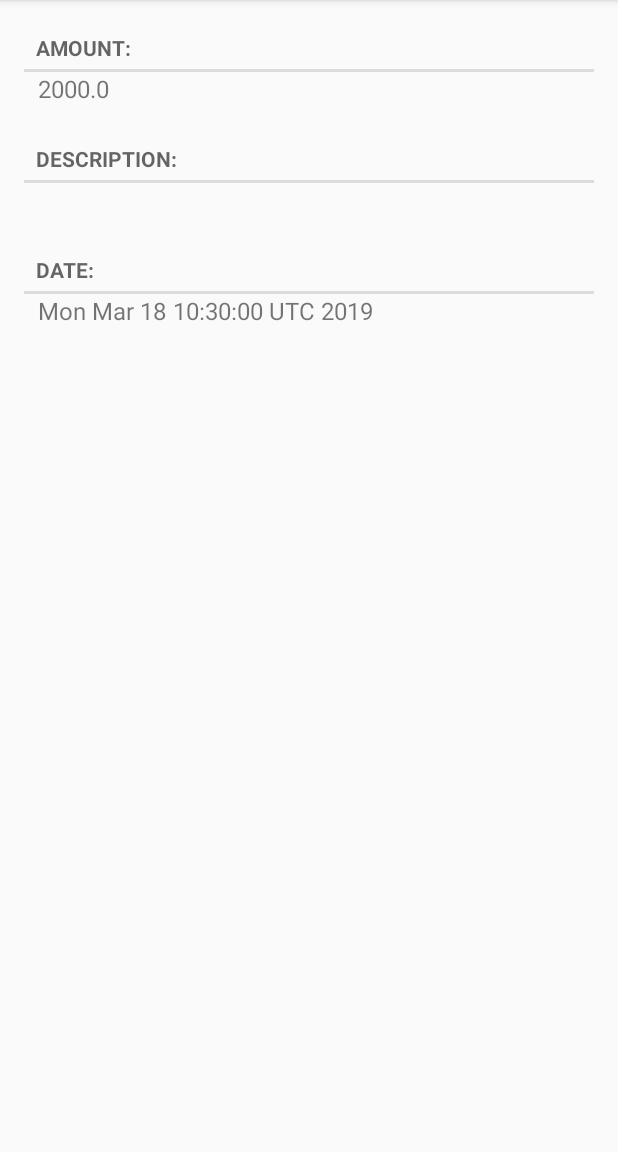
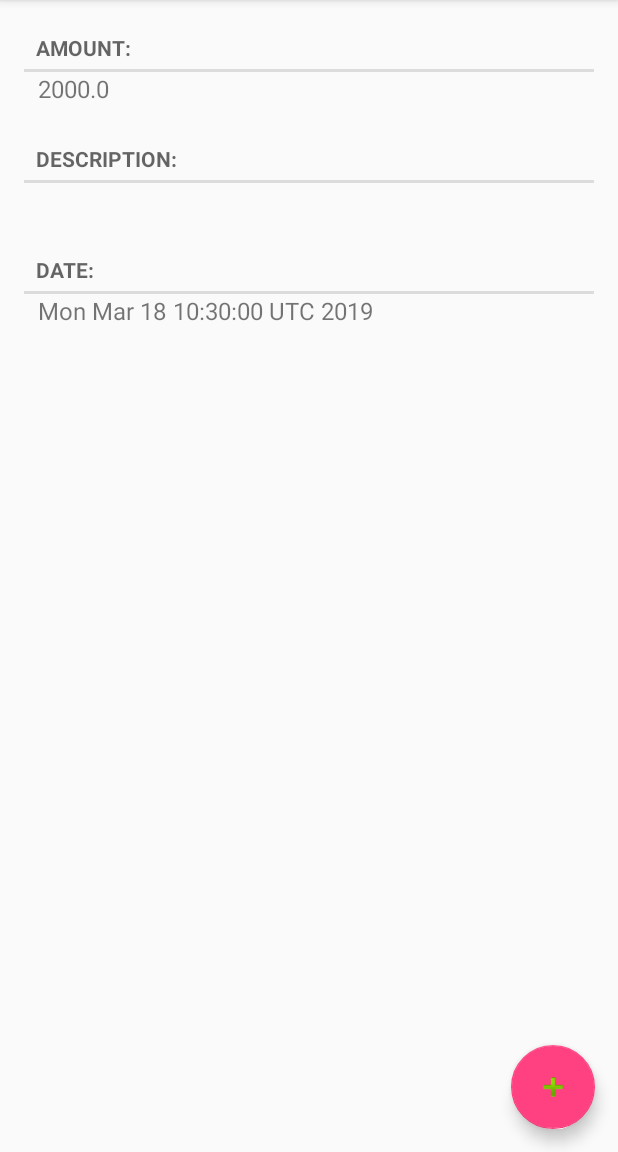
Before and after one commit to fridasnaedis/HBV601_2, an Android app: the screen it shows after launch (MainActivity), after a tap on an icon or button, on a phone screen of 412 x 824 dp, the part 84-1236 px from its top. Run offline under Robolectric (Android 15) with nearby library versions, the phone set to English and light mode, and no system bars.

Commit message:
Add form to create new transaction

```diff
--- a/app/build.gradle
+++ b/app/build.gradle
@@ -35,4 +35,7 @@ dependencies {
     implementation 'com.android.volley:volley:1.1.1'
     implementation 'com.squareup.okhttp3:okhttp:3.14.0'
     implementation 'com.android.support:recyclerview-v7:27.1.1'
+
+
+    implementation 'com.android.support:design:27.1.1'
 }
--- a/app/src/main/AndroidManifest.xml
+++ b/app/src/main/AndroidManifest.xml
@@ -1,9 +1,10 @@
 <?xml version="1.0" encoding="utf-8"?>
 <manifest xmlns:android="http://schemas.android.com/apk/res/android"
-
     package="com.softwareproject2.hi.lilbill">
 
     <uses-permission android:name="android.permission.ACCESS_NETWORK_STATE" />
+    <uses-permission android:name="android.permission.INTERNET" />
+
     <application
         android:allowBackup="true"
         android:icon="@mipmap/ic_launcher"
@@ -20,7 +21,7 @@
         </activity>
         <activity android:name=".MainActivity">
         </activity>
+        <activity android:name=".TransactionConstructionActivity"></activity>
     </application>
-    <uses-permission android:name="android.permission.INTERNET" />
 
 </manifest>
--- a/app/src/main/java/com/softwareproject2/hi/lilbill/MainActivity.java
+++ b/app/src/main/java/com/softwareproject2/hi/lilbill/MainActivity.java
@@ -4,6 +4,7 @@ package com.softwareproject2.hi.lilbill;
 import android.content.Context;
 import android.content.Intent;
 import android.content.res.Resources;
+import android.support.design.widget.FloatingActionButton;
 import android.support.v4.app.Fragment;
 import android.support.v7.app.AppCompatActivity;
 import android.os.Bundle;
@@ -15,8 +16,11 @@ import okhttp3.Request;
 import okhttp3.Response;
 import android.net.ConnectivityManager;
 import android.net.NetworkInfo;
+import android.view.View;
 import android.widget.TabHost;
 import android.widget.TextView;
+import android.widget.Toast;
+
 import com.google.gson.Gson;
 import com.google.gson.GsonBuilder;
 import java.io.IOException;
@@ -38,7 +42,6 @@ public class MainActivity extends SingleFragmentActivity {
         return intent;
     }
 
-
     protected Fragment createFragment() {
         return new TransactionFragment();
 
@@ -48,6 +51,13 @@ public class MainActivity extends SingleFragmentActivity {
         super.onCreate(savedInstanceState);
         setContentView(R.layout.activity_fragment);
 
+        FloatingActionButton createNewTransaction = findViewById(R.id.new_transaction_fab);
+        createNewTransaction.setOnClickListener(new View.OnClickListener() {
+            @Override
+            public void onClick(View view) {
+                startActivity(new Intent(MainActivity.this, TransactionConstructionActivity.class));
+            }
+        });
 
         getData();
     }
--- a/app/src/main/java/com/softwareproject2/hi/lilbill/SingleFragmentActivity.java
+++ b/app/src/main/java/com/softwareproject2/hi/lilbill/SingleFragmentActivity.java
@@ -1,9 +1,13 @@
 package com.softwareproject2.hi.lilbill;
 
+import android.content.Intent;
 import android.os.Bundle;
+import android.support.design.widget.FloatingActionButton;
 import android.support.v4.app.Fragment;
 import android.support.v4.app.FragmentManager;
 import android.support.v7.app.AppCompatActivity;
+import android.view.View;
+import android.widget.Toast;
 
 public abstract class SingleFragmentActivity extends AppCompatActivity {
 
@@ -14,6 +18,13 @@ public abstract class SingleFragmentActivity extends AppCompatActivity {
         super.onCreate(savedInstanceState);
         setContentView(R.layout.activity_fragment);
 
+        FloatingActionButton createNewTransaction = findViewById(R.id.new_transaction_fab);
+        createNewTransaction.setOnClickListener(new View.OnClickListener() {
+            @Override
+            public void onClick(View view) {
+                startActivity(new Intent(SingleFragmentActivity.this, TransactionConstructionActivity.class));
+            }
+        });
 
         //Create and commit a fragment transaction
         FragmentManager fm = getSupportFragmentManager();
--- a/app/src/main/java/com/softwareproject2/hi/lilbill/Transaction.java
+++ b/app/src/main/java/com/softwareproject2/hi/lilbill/Transaction.java
@@ -38,8 +38,8 @@ public class Transaction {
         return amount;
     }
 
-    public void setAmount(Float ammount) {
-        this.amount = ammount;
+    public void setAmount(Float amount) {
+        this.amount = amount;
     }
 
     public String getDescription() {
--- a/app/src/main/res/layout/activity_fragment.xml
+++ b/app/src/main/res/layout/activity_fragment.xml
@@ -1,5 +1,21 @@
 <FrameLayout
     xmlns:android="http://schemas.android.com/apk/res/android"
-    android:id="@+id/fragment_container"
+    android:id="@+id/main_container"
     android:layout_width="match_parent"
-    android:layout_height="match_parent" />
+    android:layout_height="match_parent">
+    <FrameLayout
+        xmlns:android="http://schemas.android.com/apk/res/android"
+        android:id="@+id/fragment_container"
+        android:layout_width="match_parent"
+        android:layout_height="match_parent" />
+    <android.support.design.widget.FloatingActionButton
+        android:id="@+id/new_transaction_fab"
+        android:layout_width="wrap_content"
+        android:layout_height="wrap_content"
+        android:layout_gravity="bottom|end"
+        android:layout_margin="15dp"
+        android:clickable="true"
+        android:elevation="5dp"
+        android:src="@android:drawable/ic_input_add" />
+
+</FrameLayout>
--- /dev/null
+++ b/app/src/main/res/layout/activity_transaction_construction.xml
@@ -0,0 +1,5 @@
+<FrameLayout
+    xmlns:android="http://schemas.android.com/apk/res/android"
+    android:id="@+id/fragment_container_transaction_construction"
+    android:layout_width="match_parent"
+    android:layout_height="match_parent" />
--- a/app/src/main/res/layout/fragment_transactionview.xml
+++ b/app/src/main/res/layout/fragment_transactionview.xml
@@ -12,7 +12,7 @@
         style="?android:listSeparatorTextViewStyle"
         android:layout_width="match_parent"
         android:layout_height="wrap_content"
-        android:text="@string/transaction_amount_lable" />
+        android:text="@string/transaction_amount_label" />
 
     <TextView
         style="@style/data_style"
@@ -26,7 +26,7 @@
         style="?android:listSeparatorTextViewStyle"
         android:layout_width="match_parent"
         android:layout_height="wrap_content"
-        android:text="@string/transaction_description_lable"/>
+        android:text="@string/transaction_description_label"/>
 
     <TextView
         style="@style/data_style"
@@ -41,7 +41,7 @@
         style="?android:listSeparatorTextViewStyle"
         android:layout_width="match_parent"
         android:layout_height="wrap_content"
-        android:text="@string/transaction_date_lable"/>
+        android:text="@string/transaction_date_label"/>
 
     <TextView
         style="@style/data_style"
--- a/app/src/main/res/values/strings.xml
+++ b/app/src/main/res/values/strings.xml
@@ -2,10 +2,15 @@
 
 <resources>
     <string name="app_name">LilBill</string>
+
     <style name="data_style">
         <item name="android:textSize">16sp</item>
     </style>
-    <string name="transaction_amount_lable"><strong>Amount:</strong></string>
-    <string name="transaction_description_lable"><strong>Description:</strong></string>
-    <string name="transaction_date_lable"><strong>Date:</strong></string>
+
+    <string name="transaction_amount_label"><strong>Amount:</strong></string>
+    <string name="transaction_amount_hint">100</string>
+    <string name="transaction_description_label"><strong>Description:</strong></string>
+    <string name="transaction_description_hint">Write a description of the transaction</string>
+    <string name="transaction_date_label"><strong>Date:</strong></string>
+    <string name="transaction_submit_new">Submit</string>
 </resources>
```
Also changed, not shown: app/src/main/java/com/softwareproject2/hi/lilbill/TransactionConstructionActivity.java (added, +25 -0 lines), app/src/main/java/com/softwareproject2/hi/lilbill/TransactionConstructionFragment.java (added, +39 -0 lines), app/src/main/res/layout/fragment_transaction_construction.xml (added, +40 -0 lines).
